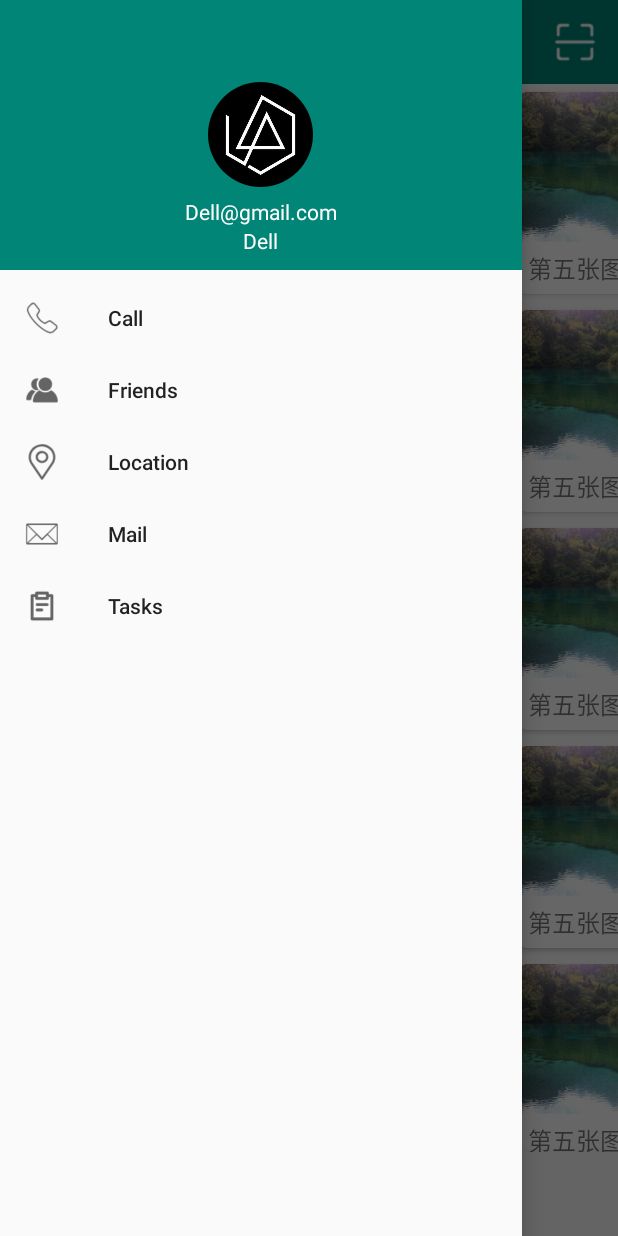
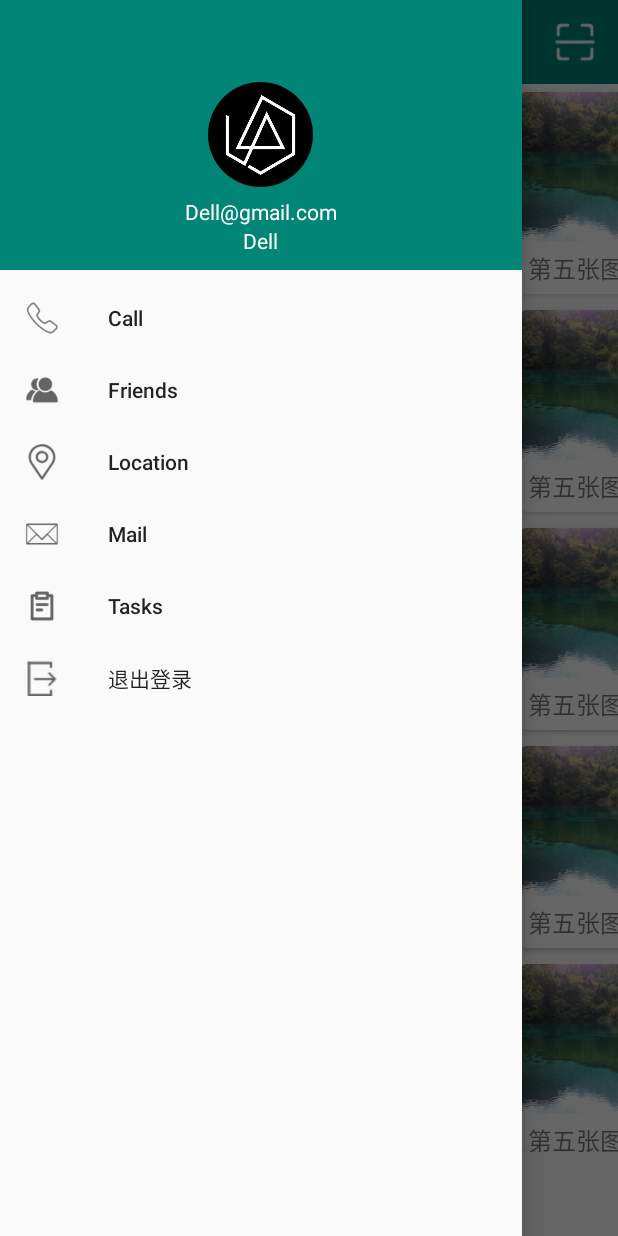
Before and after one commit to shanglei2016010599/Classroom_Location, an Android app: the MainActivity screen opened directly, with no data from a screen before it, with the side drawer open, on a phone screen of 412 x 824 dp. Run offline under Robolectric (Android 15) with nearby library versions, the phone set to English and light mode, and no system bars; our stand-ins replace CircleImageView; pictures from the network do not load.

Commit message:
实现自动登录，且能正常退出

```diff
--- a/app/src/main/AndroidManifest.xml
+++ b/app/src/main/AndroidManifest.xml
@@ -11,6 +11,7 @@
     <uses-permission android:name="android.permission.VIBRATE" />
     <uses-permission android:name="android.permission.INTERNET" />
     <uses-permission android:name="android.permission.WRITE_EXTERNAL_STORAGE"/>
+    <uses-permission android:name="android.permission.CAMERA"/>
 
     <application
         android:allowBackup="true"
--- a/app/src/main/res/menu/nav_menu.xml
+++ b/app/src/main/res/menu/nav_menu.xml
@@ -21,5 +21,9 @@
             android:id="@+id/nav_task"
             android:icon="@drawable/nav_task"
             android:title="@string/nav_meu_title5"/>
+        <item
+            android:id="@+id/nav_quit"
+            android:icon="@drawable/quit"
+            android:title="@string/nav_menu_title6"/>
     </group>
 </menu>
--- a/app/src/main/res/values/strings.xml
+++ b/app/src/main/res/values/strings.xml
@@ -21,5 +21,6 @@
     <string name="dialog_msg_1">相册</string>
     <string name="dialog_msg_2">拍照</string>
     <string name="dialog_img_3">取消</string>
+    <string name="nav_menu_title6">退出登录</string>
 
 </resources>
```
Also changed, not shown: app/src/main/java/com/example/classroom_location/Login.java (+20 -6 lines), app/src/main/java/com/example/classroom_location/MainActivity.java (+12 -1 lines), app/src/main/res/drawable/quit.png (added).
